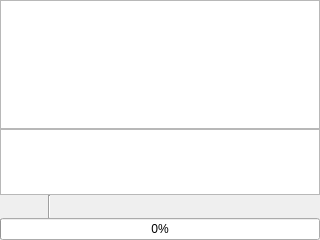
Before: the Qt Designer form ui/tleupd.ui in ivantaran/satviewer, drawn with Qt 5.
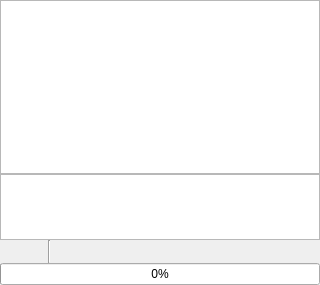
After: the same form once the commit is applied. Icons and pictures are not drawn.

The edit to the form file:
```diff
--- a/ui/tleupd.ui
+++ b/ui/tleupd.ui
@@ -7,7 +7,7 @@
     <x>0</x>
     <y>0</y>
     <width>320</width>
-    <height>240</height>
+    <height>285</height>
    </rect>
   </property>
   <property name="windowTitle">
```
Left out of the diff: 34 changed lines with no effect on the pictures.
